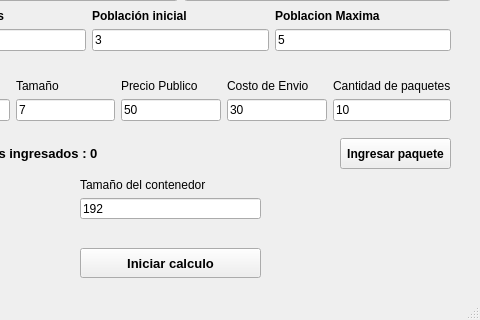
Old version of the form vista.ui in the repository manuel2001bk/Algoritmo_Generico_Corte_1_Actividad_2; both pictures show x 120 to 600 and y 132 to 452 of the 600 by 452 pixel window.
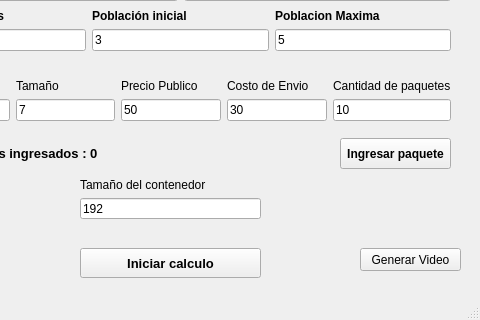
New version of the form.

Commit message: agregados Video y tablas

What changed in the file:
```diff
--- a/vista.ui
+++ b/vista.ui
@@ -145,7 +145,7 @@
      <string>Iniciar calculo</string>
     </property>
    </widget>
-   <widget class="QWidget" name="">
+   <widget class="QWidget" name="layoutWidget">
     <property name="geometry">
      <rect>
       <x>30</x>
@@ -247,7 +247,7 @@
      </item>
     </layout>
    </widget>
-   <widget class="QWidget" name="">
+   <widget class="QWidget" name="layoutWidget">
     <property name="geometry">
      <rect>
       <x>30</x>
@@ -331,7 +331,7 @@
      </item>
     </layout>
    </widget>
-   <widget class="QWidget" name="">
+   <widget class="QWidget" name="layoutWidget">
     <property name="geometry">
      <rect>
       <x>30</x>
@@ -391,7 +391,7 @@
      </item>
     </layout>
    </widget>
-   <widget class="QWidget" name="">
+   <widget class="QWidget" name="layoutWidget">
     <property name="geometry">
      <rect>
       <x>200</x>
@@ -417,6 +417,19 @@
      </item>
     </layout>
    </widget>
+   <widget class="QPushButton" name="generar_video">
+    <property name="geometry">
+     <rect>
+      <x>480</x>
+      <y>380</y>
+      <width>101</width>
+      <height>23</height>
+     </rect>
+    </property>
+    <property name="text">
+     <string>Generar Video</string>
+    </property>
+   </widget>
   </widget>
   <widget class="QMenuBar" name="menubar">
    <property name="geometry">
```
The commit also changes 9 other files.
